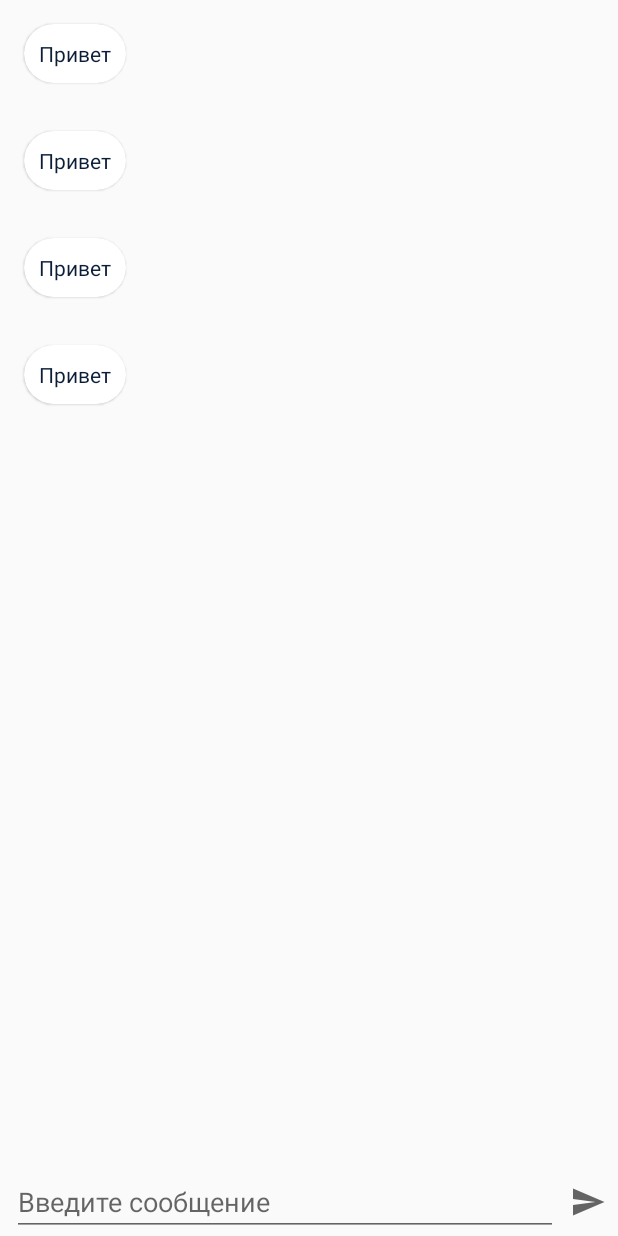
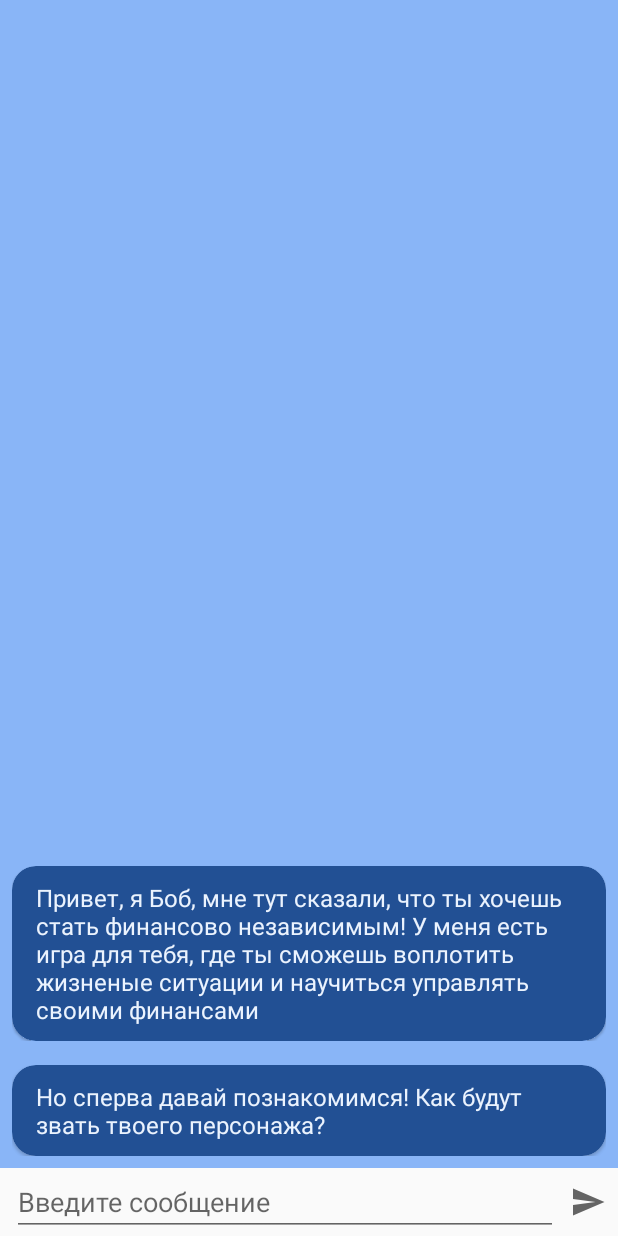
Before and after one commit to alekseyonanov/Invest, an Android app: the fragment GreetingFragment placed in its activity, on a phone screen of 412 x 824 dp. Run offline under Robolectric (Android 15) with nearby library versions, the light colour scheme and no system bars; our stand-ins replace Dagger/Hilt's generated code, Room's generated code; libraries missing offline, so code that uses them is left out: com.github.terrakok.cicerone; 2 statements that could not run were skipped.

Commit message:
realization GreetingFragment.kt

```diff
--- a/app/src/main/java/ru/grokkers/invest/data/db/dao/UserDao.kt
+++ b/app/src/main/java/ru/grokkers/invest/data/db/dao/UserDao.kt
@@ -12,7 +12,7 @@ import ru.grokkers.invest.data.model.User
 interface UserDao {
 
     @Query("SELECT * FROM user LIMIT 1")
-    suspend fun user(): User
+    suspend fun user(): User?
 
     @Insert(onConflict = OnConflictStrategy.REPLACE)
     suspend fun add(user: User)
--- /dev/null
+++ b/app/src/main/java/ru/grokkers/invest/data/model/RegistrationSteps.kt
@@ -0,0 +1,8 @@
+package ru.grokkers.invest.data.model
+
+/**
+ * @author Nikolaevsky Dmitry (@d.nikolaevskiy)
+ */
+enum class RegistrationSteps {
+    NAME, AGE, LIFE, EDUCATION
+}
--- a/app/src/main/java/ru/grokkers/invest/data/model/User.kt
+++ b/app/src/main/java/ru/grokkers/invest/data/model/User.kt
@@ -8,7 +8,14 @@ import androidx.room.PrimaryKey
  */
 @Entity(tableName = "user")
 data class User(
-    @PrimaryKey
-    val id: Int,
-    val name: String,
+    @PrimaryKey(autoGenerate = true)
+    var id: Long? = null,
+    var name: String = "",
+    var age: Int? = null,
+    var userType: UserType = UserType.STUDENT,
+    var education: String = ""
 )
+
+enum class UserType(val value: String) {
+    STUDENT("Студент"), WORKER("Работаю"), PENSIONER("На пенсии")
+}
--- a/app/src/main/java/ru/grokkers/invest/data/repository/UserRepository.kt
+++ b/app/src/main/java/ru/grokkers/invest/data/repository/UserRepository.kt
@@ -8,7 +8,7 @@ import ru.grokkers.invest.data.model.User
  */
 interface UserRepository {
 
-    fun user(): Flow<User>
+    fun user(): Flow<User?>
 
     suspend fun add(user: User)
 
--- a/app/src/main/java/ru/grokkers/invest/ui/activity/MainActivity.kt
+++ b/app/src/main/java/ru/grokkers/invest/ui/activity/MainActivity.kt
@@ -27,7 +27,7 @@ class MainActivity : AppCompatActivity() {
         super.onCreate(savedInstanceState)
         setContentView(binding.root)
 
-        navigator.navigateToStore()
+        navigator.navigateToGreeting()
     }
 
     override fun onResumeFragments() {
--- a/app/src/main/java/ru/grokkers/invest/ui/base/BaseFragment.kt
+++ b/app/src/main/java/ru/grokkers/invest/ui/base/BaseFragment.kt
@@ -1,6 +1,8 @@
 package ru.grokkers.invest.ui.base
 
+import android.content.Context
 import android.os.Bundle
+import android.view.inputmethod.InputMethodManager
 import androidx.fragment.app.Fragment
 import androidx.lifecycle.Lifecycle
 import androidx.lifecycle.lifecycleScope
--- a/app/src/main/java/ru/grokkers/invest/ui/fragment/greetingfragment/GreetingFragment.kt
+++ b/app/src/main/java/ru/grokkers/invest/ui/fragment/greetingfragment/GreetingFragment.kt
@@ -1,12 +1,17 @@
 package ru.grokkers.invest.ui.fragment.greetingfragment
 
 import android.os.Bundle
+import android.text.InputType
 import android.view.LayoutInflater
 import android.view.View
 import android.view.ViewGroup
+import android.widget.RadioButton
+import androidx.core.view.get
+import androidx.core.view.isVisible
 import androidx.fragment.app.viewModels
 import androidx.recyclerview.widget.LinearLayoutManager
 import dagger.hilt.android.AndroidEntryPoint
+import ru.grokkers.invest.data.utils.hideKeyboard
 import ru.grokkers.invest.databinding.FragmentGreetingBinding
 import ru.grokkers.invest.ui.base.BaseFragment
 import ru.grokkers.invest.ui.fragment.greetingfragment.adapter.MessagesAdapter
@@ -35,13 +40,24 @@ class GreetingFragment : BaseFragment() {
         binding.apply {
             recycler.apply {
                 adapter = messagesAdapter
-                layoutManager = LinearLayoutManager(context, LinearLayoutManager.VERTICAL, false)
+                layoutManager =
+                    LinearLayoutManager(context, LinearLayoutManager.VERTICAL, false).apply {
+                        stackFromEnd = true
+                    }
+            }
+
+            send.setOnClickListener {
+                viewModel.onSendClicked(input.text.toString())
+                input.text = null
             }
         }
 
         viewModel.apply {
             start()
             handleFlow(messagesState, ::setMessages)
+            handleFlow(newMessageState, ::addMessage)
+            handleFlow(lifestyleState, ::setLifestyleVisibility)
+            handleFlow(ageState, ::setNumberInput)
         }
 
         return binding.root
@@ -53,6 +69,32 @@ class GreetingFragment : BaseFragment() {
     }
 
     private fun setMessages(messages: List<Pair<String, Boolean>>) {
-        messagesAdapter.items = messages
+        messagesAdapter.items = messages.toMutableList()
+    }
+
+    private fun addMessage(message: Pair<String, Boolean>) {
+        messagesAdapter.addMessage(message)
+        binding.recycler.scrollToPosition(messagesAdapter.itemCount - 1)
+    }
+
+    private fun setLifestyleVisibility(isVisible: Boolean) {
+        binding.lifestyle.isVisible = isVisible
+        binding.input.isFocusable = !isVisible
+        binding.input.isFocusableInTouchMode = !isVisible
+        if (isVisible) hideKeyboard()
+
+        binding.lifestyle.setOnCheckedChangeListener { radioGroup, i ->
+            if (i >= 0) {
+                val button = radioGroup[i - 1] as RadioButton
+                if (button.isChecked) {
+                    binding.input.setText(button.text)
+                }
+            }
+        }
+    }
+
+    private fun setNumberInput(isNumber: Boolean) {
+        binding.input.inputType =
+            if (isNumber) InputType.TYPE_CLASS_NUMBER else InputType.TYPE_CLASS_TEXT
     }
 }
--- a/app/src/main/java/ru/grokkers/invest/ui/fragment/greetingfragment/GreetingViewModel.kt
+++ b/app/src/main/java/ru/grokkers/invest/ui/fragment/greetingfragment/GreetingViewModel.kt
@@ -2,31 +2,130 @@ package ru.grokkers.invest.ui.fragment.greetingfragment
 
 import android.app.Application
 import androidx.lifecycle.AndroidViewModel
+import androidx.lifecycle.viewModelScope
 import dagger.hilt.android.lifecycle.HiltViewModel
+import kotlinx.coroutines.delay
 import kotlinx.coroutines.flow.*
+import kotlinx.coroutines.launch
+import ru.grokkers.invest.App
+import ru.grokkers.invest.R
+import ru.grokkers.invest.data.model.RegistrationSteps
+import ru.grokkers.invest.data.model.User
+import ru.grokkers.invest.data.model.UserType
+import ru.grokkers.invest.navigation.Navigator
 import ru.grokkers.invest.ui.base.BaseViewModel
+import ru.grokkers.invest.ui.fragment.greetingfragment.interactor.GreetingInteractor
 import ru.grokkers.invest.ui.state.EducationState
+import java.util.*
 import javax.inject.Inject
 
 /**
  * @author Nikolaevsky Dmitry (@d.nikolaevskiy)
  */
 @HiltViewModel
-class GreetingViewModel @Inject constructor(application: Application) :
-    BaseViewModel(application) {
+class GreetingViewModel @Inject constructor(
+    application: Application,
+    private val interactor: GreetingInteractor,
+    private val navigator: Navigator
+) : BaseViewModel(application) {
 
     private val _messagesState = MutableStateFlow<List<Pair<String, Boolean>>>(listOf())
     val messagesState = _messagesState.asStateFlow()
 
+    private val _newMessageState = MutableSharedFlow<Pair<String, Boolean>>()
+    val newMessageState = _newMessageState.asSharedFlow()
+
+    private val _lifestyleState = MutableSharedFlow<Boolean>()
+    val lifestyleState = _lifestyleState.asSharedFlow()
+
+    private val _ageState = MutableSharedFlow<Boolean>()
+    val ageState = _ageState.asSharedFlow()
+
+    private var greetingMessages = listOf<String>()
+        set(value) {
+            field = value
+            iterator = value.iterator()
+        }
+
+    private lateinit var iterator: Iterator<String>
+
+    private var currentStep: RegistrationSteps = RegistrationSteps.NAME
+
+    private var user = User()
+
     override fun onStart() {
-        emit(
-            _messagesState,
-            listOf(
-                Pair("Привет", true),
-                Pair("Привет", true),
-                Pair("Привет", true),
-                Pair("Привет", true)
-            )
-        )
+        viewModelScope.launch {
+            loadUser()
+        }
+    }
+
+    private suspend fun loadUser() {
+        interactor.getUser().collect {
+            if (it == null) {
+                greetingMessages =
+                    getApplication<App>().resources.getStringArray(R.array.greeting_messages)
+                        .toList()
+                iterator = greetingMessages.iterator()
+
+                emit(
+                    _messagesState,
+                    listOf(iterator.next() to false, iterator.next() to false)
+                )
+            } else {
+                navigator.navigateToStore()
+            }
+        }
+    }
+
+    fun onSendClicked(string: String) {
+        emit(_newMessageState, Pair(string, true))
+        when (currentStep) {
+            RegistrationSteps.NAME -> {
+                user.name = string
+                currentStep = RegistrationSteps.AGE
+                Timer().schedule(object : TimerTask() {
+                    override fun run() {
+                        emit(_newMessageState, Pair(iterator.next(), false))
+                        emit(_ageState, true)
+                    }
+                }, 1000)
+            }
+            RegistrationSteps.AGE -> {
+                user.age = string.toIntOrNull()
+                emit(_ageState, false)
+                currentStep = RegistrationSteps.LIFE
+                Timer().schedule(object : TimerTask() {
+                    override fun run() {
+                        emit(_newMessageState, Pair(iterator.next(), false))
+                        emit(_lifestyleState, true)
+                    }
+                }, 1000)
+            }
+            RegistrationSteps.LIFE -> {
+                user.userType = UserType.values().find { it.value == string } ?: UserType.STUDENT
+
+                currentStep = RegistrationSteps.EDUCATION
+                emit(_lifestyleState, false)
+                Timer().schedule(object : TimerTask() {
+                    override fun run() {
+                        emit(_newMessageState, Pair(iterator.next(), false))
+                    }
+                }, 1000)
+            }
+            RegistrationSteps.EDUCATION -> {
+                user.education = string
+                Timer().schedule(object : TimerTask() {
+                    override fun run() {
+                        emit(_newMessageState, Pair(iterator.next(), false))
+                    }
+                }, 1000)
+
+                viewModelScope.launch {
+                    delay(2000)
+                    interactor.saveUser(user)
+                    navigator.navigateToStore()
+                }
+            }
+        }
     }
 }
--- a/app/src/main/java/ru/grokkers/invest/ui/fragment/greetingfragment/adapter/MessagesAdapter.kt
+++ b/app/src/main/java/ru/grokkers/invest/ui/fragment/greetingfragment/adapter/MessagesAdapter.kt
@@ -1,14 +1,9 @@
 package ru.grokkers.invest.ui.fragment.greetingfragment.adapter
 
-import android.view.Gravity
 import android.view.LayoutInflater
 import android.view.ViewGroup
-import android.widget.LinearLayout
-import androidx.constraintlayout.widget.ConstraintLayout
-import androidx.core.view.setMargins
+import androidx.core.view.isVisible
 import androidx.recyclerview.widget.RecyclerView
-import ru.grokkers.invest.R
-import ru.grokkers.invest.databinding.FragmentGreetingBinding
 import ru.grokkers.invest.databinding.MessageItemBinding
 
 /**
@@ -16,7 +11,16 @@ import ru.grokkers.invest.databinding.MessageItemBinding
  */
 class MessagesAdapter : RecyclerView.Adapter<MessagesAdapter.MessagesViewHolder>() {
 
-    var items: List<Pair<String, Boolean>> = listOf()
+    var items: MutableList<Pair<String, Boolean>> = mutableListOf()
+        set(value) {
+            field = value
+            notifyDataSetChanged()
+        }
+
+    fun addMessage(message: Pair<String, Boolean>) {
+        items.add(message)
+        notifyItemChanged(items.size - 1)
+    }
 
     override fun onCreateViewHolder(parent: ViewGroup, viewType: Int): MessagesViewHolder {
         val layoutInflater = LayoutInflater.from(parent.context)
@@ -35,17 +39,15 @@ class MessagesAdapter : RecyclerView.Adapter<MessagesAdapter.MessagesViewHolder>
 
         fun bind(data: Pair<String, Boolean>) {
             binding.apply {
-                message.text = data.first
-
-                val layoutParams = LinearLayout.LayoutParams(
-                    LinearLayout.LayoutParams.WRAP_CONTENT,
-                    LinearLayout.LayoutParams.WRAP_CONTENT
-                ).apply {
-                    gravity = if (data.second) Gravity.END else Gravity.START
-                    setMargins(itemView.resources.getDimensionPixelSize(R.dimen.default_margin))
+                if (data.second) {
+                    messageIncomeCard.isVisible = false
+                    messageOutcomeCard.isVisible = true
+                    messageOutcome.text = data.first
+                } else {
+                    messageIncomeCard.isVisible = true
+                    messageOutcomeCard.isVisible = false
+                    messageIncome.text = data.first
                 }
-
-                container.layoutParams = layoutParams
             }
         }
     }
--- /dev/null
+++ b/app/src/main/java/ru/grokkers/invest/ui/fragment/greetingfragment/interactor/GreetingInteractor.kt
@@ -0,0 +1,20 @@
+package ru.grokkers.invest.ui.fragment.greetingfragment.interactor
+
+import dagger.hilt.EntryPoint
+import ru.grokkers.invest.data.model.User
+import ru.grokkers.invest.data.repository.UserRepository
+import javax.inject.Inject
+
+/**
+ * @author Nikolaevsky Dmitry (@d.nikolaevskiy)
+ */
+class GreetingInteractor @Inject constructor(
+    private val userRepository: UserRepository
+) {
+
+    suspend fun saveUser(user: User) {
+        userRepository.add(user)
+    }
+
+    suspend fun getUser() = userRepository.user()
+}
--- a/app/src/main/res/layout/fragment_greeting.xml
+++ b/app/src/main/res/layout/fragment_greeting.xml
@@ -9,11 +9,49 @@
         android:id="@+id/recycler"
         android:layout_width="match_parent"
         android:layout_height="0dp"
-        app:layout_constraintBottom_toTopOf="@id/input"
+        android:background="@color/blue40"
+        app:layout_constraintBottom_toTopOf="@id/lifestyle"
         app:layout_constraintEnd_toEndOf="parent"
         app:layout_constraintStart_toStartOf="parent"
         app:layout_constraintTop_toTopOf="parent"
         tools:listitem="@layout/message_item" />
+
+    <RadioGroup
+        android:id="@+id/lifestyle"
+        android:layout_width="match_parent"
+        android:layout_height="wrap_content"
+        android:background="@color/blue40"
+        android:orientation="horizontal"
+        android:visibility="gone"
+        android:gravity="center"
+        app:layout_constraintBottom_toTopOf="@id/input"
+        app:layout_constraintEnd_toEndOf="parent"
+        app:layout_constraintStart_toStartOf="parent">
+
+        <RadioButton
+            android:layout_width="wrap_content"
+            android:layout_height="wrap_content"
+            android:layout_marginHorizontal="10dp"
+            android:text="Студент"
+            android:textColor="@color/blue100"
+            android:textSize="16sp" />
+
+        <RadioButton
+            android:layout_width="wrap_content"
+            android:layout_height="wrap_content"
+            android:layout_marginHorizontal="10dp"
+            android:text="Работаю"
+            android:textColor="@color/blue100"
+            android:textSize="16sp" />
+
+        <RadioButton
+            android:layout_width="wrap_content"
+            android:layout_height="wrap_content"
+            android:layout_marginHorizontal="10dp"
+            android:text="На пенсии"
+            android:textColor="@color/blue100"
+            android:textSize="16sp" />
+    </RadioGroup>
 
     <EditText
         android:id="@+id/input"
--- a/app/src/main/res/layout/message_item.xml
+++ b/app/src/main/res/layout/message_item.xml
@@ -1,29 +1,66 @@
 <?xml version="1.0" encoding="utf-8"?>
 
-<LinearLayout xmlns:android="http://schemas.android.com/apk/res/android"
+<androidx.constraintlayout.widget.ConstraintLayout xmlns:android="http://schemas.android.com/apk/res/android"
     xmlns:app="http://schemas.android.com/apk/res-auto"
     xmlns:tools="http://schemas.android.com/tools"
     android:id="@+id/container"
     android:layout_width="match_parent"
     android:layout_height="wrap_content"
-    android:orientation="horizontal">
+    android:orientation="horizontal"
+    android:padding="8dp">
 
     <com.google.android.material.card.MaterialCardView
-        android:id="@+id/message_card"
+        android:id="@+id/message_income_card"
         android:layout_width="wrap_content"
         android:layout_height="wrap_content"
-        android:layout_margin="8dp"
-        app:cardCornerRadius="20dp">
+        android:elevation="0dp"
+        android:visibility="gone"
+        app:cardCornerRadius="16dp"
+        app:layout_constraintBottom_toBottomOf="parent"
+        app:layout_constraintEnd_toEndOf="parent"
+        app:layout_constraintHorizontal_bias="0"
+        app:layout_constraintStart_toStartOf="parent"
+        android:backgroundTint="@color/blue80"
+        app:layout_constraintTop_toTopOf="parent">
 
         <TextView
-            android:id="@+id/message"
-            android:layout_width="wrap_content"
+            android:id="@+id/message_income"
+            android:layout_width="match_parent"
             android:layout_height="wrap_content"
-            android:padding="10dp"
-            android:textColor="@color/blue100"
-            android:textSize="14sp"
+            android:paddingVertical="10dp"
+            android:paddingHorizontal="16dp"
+            android:textColor="@color/blue10"
+            android:textSize="16sp"
             tools:text="Тестовое" />
 
     </com.google.android.material.card.MaterialCardView>
 
-</LinearLayout>
+    <com.google.android.material.card.MaterialCardView
+        android:id="@+id/message_outcome_card"
+        android:layout_width="wrap_content"
+        android:layout_height="wrap_content"
+        android:elevation="0dp"
+        android:visibility="visible"
+        app:cardCornerRadius="16dp"
+        app:layout_constraintBottom_toBottomOf="parent"
+        app:layout_constraintEnd_toEndOf="parent"
+        app:layout_constraintHorizontal_bias="1"
+        android:backgroundTint="@color/blue60"
+        app:layout_constraintStart_toStartOf="parent"
+        app:layout_constraintTop_toTopOf="parent">
+
+        <TextView
+            android:id="@+id/message_outcome"
+            android:layout_width="match_parent"
+            android:layout_height="wrap_content"
+            android:gravity="end"
+            android:paddingVertical="10dp"
+            android:paddingHorizontal="16dp"
+            android:textAlignment="textEnd"
+            android:textColor="@color/blue10"
+            android:textSize="16sp"
+            tools:text="ТестовоеТестовоеТестовое" />
+
+    </com.google.android.material.card.MaterialCardView>
+
+</androidx.constraintlayout.widget.ConstraintLayout>
--- a/app/src/main/res/values/colors.xml
+++ b/app/src/main/res/values/colors.xml
@@ -16,7 +16,7 @@
     <color name="blue60">#3a83f1</color> <!--primary-->
     <color name="blue70">#316FCC</color>
     <color name="blue80">#225094</color> <!--colorPrimaryVariant-->
-    <color name="blue900">#14315C</color>
+    <color name="blue90">#14315C</color>
     <color name="blue100">#0B1D37</color> <!--black && colorOnSecondary-->
 
 </resources>
--- a/app/src/main/res/values/strings.xml
+++ b/app/src/main/res/values/strings.xml
@@ -1,3 +1,13 @@
 <resources>
     <string name="app_name">Invest</string>
+
+    <string-array name="greeting_messages">
+        <item>Привет, я Боб, мне тут сказали, что ты хочешь стать финансово независимым!
+            У меня есть игра для тебя, где ты сможешь воплотить жизненые ситуации и научиться управлять своими финансами</item>
+        <item>Но сперва давай познакомимся! Как будут звать твоего персонажа?</item>
+        <item>Очень приятно! А сколько ему лет?</item>
+        <item>Круто! А теперь давай определимся с занятостостью. Пожалуйста, выбери из предложенных</item>
+        <item>Отличный выбор! А теперь давай подумаем, в каком университете мог учиться твой персонаж?</item>
+        <item>Супер! Давай перейдём к игре!</item>
+    </string-array>
 </resources>
```
Also changed, not shown: app/src/main/java/ru/grokkers/invest/data/utils/HideKeyboardUtils.kt (added, +24 -0 lines).
